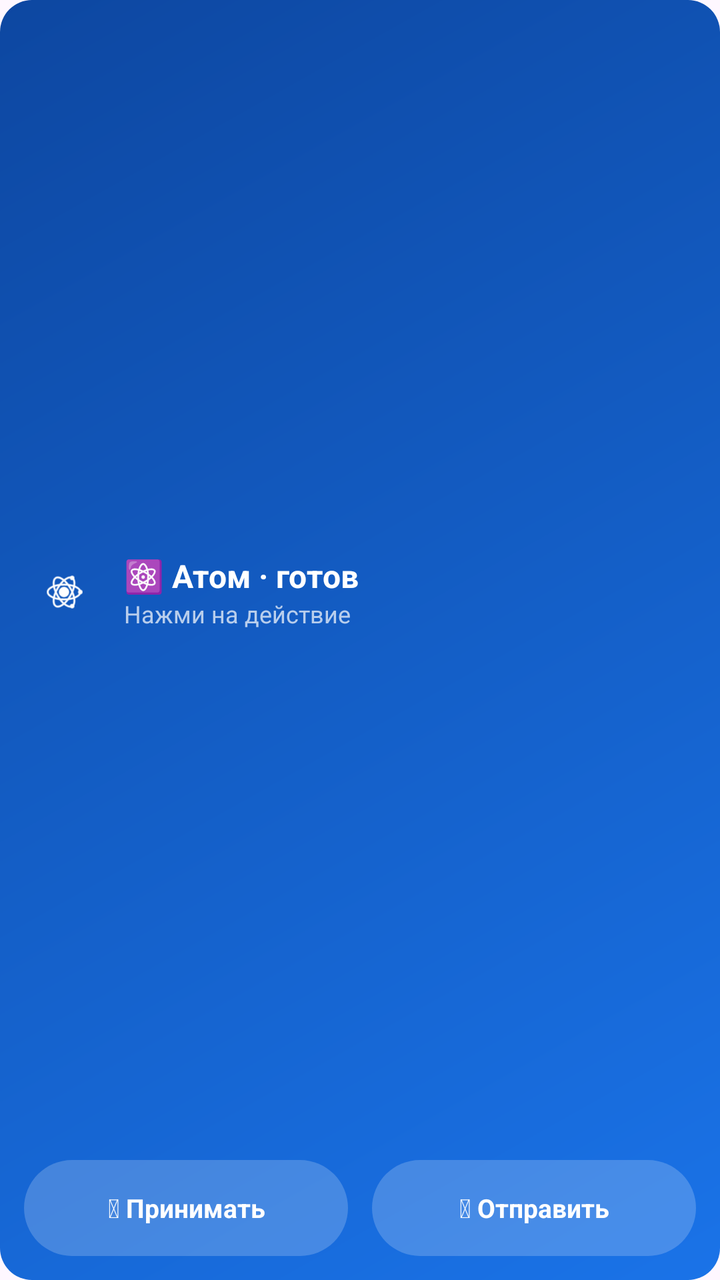
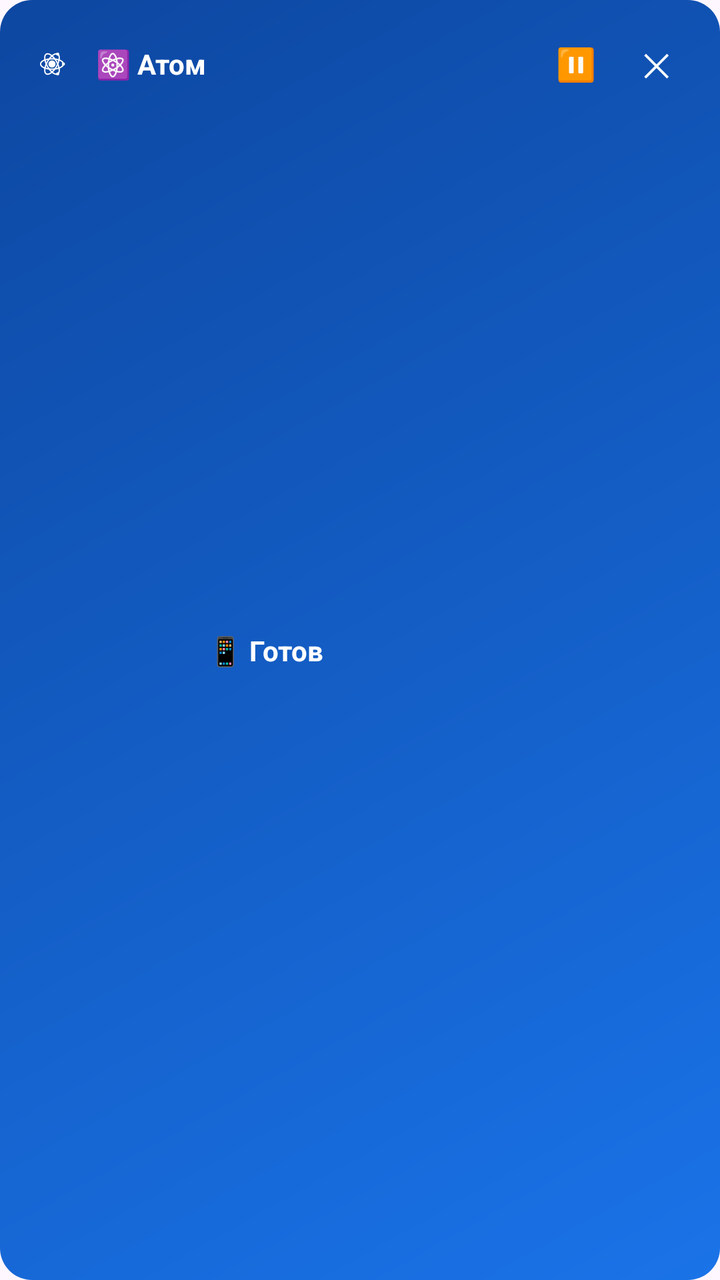

An Android layout rendered at two revisions. The XML below is the earlier revision; the diff shows what the commit changed to produce the second picture.
<!-- AndroidManifest.xml: application theme Theme.Atom.Main -->
<!-- res/layout/widget_atom.xml -->
<?xml version="1.0" encoding="utf-8"?>
<LinearLayout xmlns:android="http://schemas.android.com/apk/res/android"
    android:id="@+id/widget_root"
    android:layout_width="match_parent"
    android:layout_height="match_parent"
    android:orientation="vertical"
    android:padding="12dp"
    android:background="@drawable/widget_bg">

    <LinearLayout
        android:id="@+id/top_row"
        android:layout_width="match_parent"
        android:layout_height="0dp"
        android:layout_weight="1"
        android:orientation="horizontal"
        android:gravity="center_vertical">

        <ImageView
            android:id="@+id/icon_atom"
            android:layout_width="40dp"
            android:layout_height="40dp"
            android:src="@drawable/ic_launcher_foreground"
            android:contentDescription="Atom" />

        <LinearLayout
            android:layout_width="0dp"
            android:layout_height="wrap_content"
            android:layout_weight="1"
            android:layout_marginStart="10dp"
            android:orientation="vertical">

            <TextView
                android:id="@+id/title"
                android:layout_width="match_parent"
                android:layout_height="wrap_content"
                android:text="&#x269B;&#xFE0F; Атом · готов"
                android:textColor="#FFFFFF"
                android:textSize="16sp"
                android:textStyle="bold"
                android:maxLines="1"
                android:ellipsize="end" />

            <TextView
                android:id="@+id/subtitle"
                android:layout_width="match_parent"
                android:layout_height="wrap_content"
                android:text="Нажми на действие"
                android:textColor="#B3FFFFFF"
                android:textSize="12sp"
                android:maxLines="1"
                android:ellipsize="end" />
        </LinearLayout>
    </LinearLayout>

    <ProgressBar
        android:id="@+id/progress"
        style="?android:attr/progressBarStyleHorizontal"
        android:layout_width="match_parent"
        android:layout_height="12dp"
        android:layout_marginTop="4dp"
        android:layout_marginBottom="4dp"
        android:max="100"
        android:progress="0"
        android:progressTint="#FFFFFF"
        android:progressBackgroundTint="#33FFFFFF"
        android:visibility="gone" />

    <LinearLayout
        android:layout_width="match_parent"
        android:layout_height="wrap_content"
        android:orientation="horizontal">

        <TextView
            android:id="@+id/btn_primary"
            android:layout_width="0dp"
            android:layout_height="48dp"
            android:layout_weight="1"
            android:layout_marginEnd="6dp"
            android:background="@drawable/widget_btn_bg"
            android:text="&#x1F4E5; Принимать"
            android:textColor="#FFFFFF"
            android:textSize="13sp"
            android:textStyle="bold"
            android:gravity="center"
            android:maxLines="1"
            android:ellipsize="end" />

        <TextView
            android:id="@+id/btn_secondary"
            android:layout_width="0dp"
            android:layout_height="48dp"
            android:layout_weight="1"
            android:layout_marginStart="6dp"
            android:background="@drawable/widget_btn_bg"
            android:text="&#x1F4E4; Отправить"
            android:textColor="#FFFFFF"
            android:textSize="13sp"
            android:textStyle="bold"
            android:gravity="center"
            android:maxLines="1"
            android:ellipsize="end" />
    </LinearLayout>
</LinearLayout>
<!-- resources referenced by this layout -->
<resources>
  <!-- drawable ic_launcher_foreground (drawable) -->
  <vector xmlns:android="http://schemas.android.com/apk/res/android"
      android:width="108dp" android:height="108dp"
      android:viewportWidth="108" android:viewportHeight="108">
  
      <path android:fillColor="#FFFFFF"
          android:pathData="M54,54 m-7,0 a7,7 0 1,0 14,0 a7,7 0 1,0 -14,0"/>
  
      <group android:pivotX="54" android:pivotY="54" android:rotation="0">
          <path android:strokeColor="#FFFFFF" android:strokeWidth="2.5"
              android:fillColor="@android:color/transparent"
              android:pathData="M54,54 m-22,0 a22,10 0 1,0 44,0 a22,10 0 1,0 -44,0"/>
      </group>
      <group android:pivotX="54" android:pivotY="54" android:rotation="60">
          <path android:strokeColor="#FFFFFF" android:strokeWidth="2.5"
              android:fillColor="@android:color/transparent"
              android:pathData="M54,54 m-22,0 a22,10 0 1,0 44,0 a22,10 0 1,0 -44,0"/>
      </group>
      <group android:pivotX="54" android:pivotY="54" android:rotation="-60">
          <path android:strokeColor="#FFFFFF" android:strokeWidth="2.5"
              android:fillColor="@android:color/transparent"
              android:pathData="M54,54 m-22,0 a22,10 0 1,0 44,0 a22,10 0 1,0 -44,0"/>
      </group>
  
      <path android:fillColor="#FFFFFF"
          android:pathData="M76,54 m-3,0 a3,3 0 1,0 6,0 a3,3 0 1,0 -6,0"/>
      <path android:fillColor="#FFFFFF"
          android:pathData="M65,73 m-3,0 a3,3 0 1,0 6,0 a3,3 0 1,0 -6,0"/>
      <path android:fillColor="#FFFFFF"
          android:pathData="M65,35 m-3,0 a3,3 0 1,0 6,0 a3,3 0 1,0 -6,0"/>
  </vector>
  <!-- drawable widget_bg (drawable) -->
  <?xml version="1.0" encoding="utf-8"?>
  <shape xmlns:android="http://schemas.android.com/apk/res/android" android:shape="rectangle">
      <gradient android:startColor="#1A73E8" android:endColor="#0D47A1" android:angle="135" />
      <corners android:radius="16dp" />
  </shape>
  <!-- drawable widget_btn_bg (drawable) -->
  <?xml version="1.0" encoding="utf-8"?>
  <shape xmlns:android="http://schemas.android.com/apk/res/android" android:shape="rectangle">
      <solid android:color="#33FFFFFF" />
      <corners android:radius="24dp" />
  </shape>
  <style name="Theme.Atom.Main" parent="Theme.Material3.DayNight.NoActionBar">
          <item name="android:statusBarColor">?attr/colorSurface</item>
          <item name="android:windowLightStatusBar" tools:targetApi="m">true</item>
      </style>
</resources>

<!-- the commit's change to res/layout/widget_atom.xml (unified diff, before → after) -->
@@ -10,43 +10,99 @@
     <LinearLayout
         android:id="@+id/top_row"
         android:layout_width="match_parent"
-        android:layout_height="0dp"
-        android:layout_weight="1"
+        android:layout_height="wrap_content"
         android:orientation="horizontal"
         android:gravity="center_vertical">
 
         <ImageView
-            android:id="@+id/icon_atom"
+            android:layout_width="28dp"
+            android:layout_height="28dp"
+            android:src="@drawable/ic_launcher_foreground"
+            android:contentDescription="Atom" />
+
+        <TextView
+            android:id="@+id/title"
+            android:layout_width="0dp"
+            android:layout_height="wrap_content"
+            android:layout_weight="1"
+            android:layout_marginStart="8dp"
+            android:text="⚛️ Атом"
+            android:textColor="#FFFFFF"
+            android:textSize="14sp"
+            android:textStyle="bold"
+            android:maxLines="1"
+            android:ellipsize="end" />
+
+        <TextView
+            android:id="@+id/btn_primary"
             android:layout_width="40dp"
             android:layout_height="40dp"
-            android:src="@drawable/ic_launcher_foreground"
-            android:contentDescription="Atom" />
+            android:gravity="center"
+            android:text="⏸"
+            android:textColor="#FFFFFF"
+            android:textSize="16sp" />
+
+        <TextView
+            android:id="@+id/btn_secondary"
+            android:layout_width="40dp"
+            android:layout_height="40dp"
+            android:gravity="center"
+            android:text="✕"
+            android:textColor="#FFFFFF"
+            android:textSize="16sp" />
+    </LinearLayout>
+
+    <LinearLayout
+        android:layout_width="match_parent"
+        android:layout_height="0dp"
+        android:layout_weight="1"
+        android:layout_marginTop="6dp"
+        android:orientation="horizontal"
+        android:gravity="center_vertical">
+
+        <ImageView
+            android:id="@+id/ring"
+            android:layout_width="80dp"
+            android:layout_height="80dp"
+            android:contentDescription="Ring" />
 
         <LinearLayout
             android:layout_width="0dp"
             android:layout_height="wrap_content"
             android:layout_weight="1"
-            android:layout_marginStart="10dp"
+            android:layout_marginStart="12dp"
             android:orientation="vertical">
 
             <TextView
-                android:id="@+id/title"
+                android:id="@+id/subtitle"
                 android:layout_width="match_parent"
                 android:layout_height="wrap_content"
-                android:text="&#x269B;&#xFE0F; Атом · готов"
+                android:text="📱 Готов"
                 android:textColor="#FFFFFF"
-                android:textSize="16sp"
+                android:textSize="14sp"
                 android:textStyle="bold"
                 android:maxLines="1"
                 android:ellipsize="end" />
 
             <TextView
-                android:id="@+id/subtitle"
+                android:id="@+id/file_name"
                 android:layout_width="match_parent"
                 android:layout_height="wrap_content"
-                android:text="Нажми на действие"
+                android:layout_marginTop="2dp"
+                android:text=""
                 android:textColor="#B3FFFFFF"
-                android:textSize="12sp"
+                android:textSize="11sp"
+                android:maxLines="1"
+                android:ellipsize="end" />
+
+            <TextView
+                android:id="@+id/metrics"
+                android:layout_width="match_parent"
+                android:layout_height="wrap_content"
+                android:layout_marginTop="4dp"
+                android:text=""
+                android:textColor="#B3FFFFFF"
+                android:textSize="11sp"
                 android:maxLines="1"
                 android:ellipsize="end" />
         </LinearLayout>
@@ -56,48 +112,11 @@
         android:id="@+id/progress"
         style="?android:attr/progressBarStyleHorizontal"
         android:layout_width="match_parent"
-        android:layout_height="12dp"
-        android:layout_marginTop="4dp"
-        android:layout_marginBottom="4dp"
+        android:layout_height="4dp"
+        android:layout_marginTop="6dp"
         android:max="100"
         android:progress="0"
         android:progressTint="#FFFFFF"
         android:progressBackgroundTint="#33FFFFFF"
         android:visibility="gone" />
-
-    <LinearLayout
-        android:layout_width="match_parent"
-        android:layout_height="wrap_content"
-        android:orientation="horizontal">
-
-        <TextView
-            android:id="@+id/btn_primary"
-            android:layout_width="0dp"
-            android:layout_height="48dp"
-            android:layout_weight="1"
-            android:layout_marginEnd="6dp"
-            android:background="@drawable/widget_btn_bg"
-            android:text="&#x1F4E5; Принимать"
-            android:textColor="#FFFFFF"
-            android:textSize="13sp"
-            android:textStyle="bold"
-            android:gravity="center"
-            android:maxLines="1"
-            android:ellipsize="end" />
-
-        <TextView
-            android:id="@+id/btn_secondary"
-            android:layout_width="0dp"
-            android:layout_height="48dp"
-            android:layout_weight="1"
-            android:layout_marginStart="6dp"
-            android:background="@drawable/widget_btn_bg"
-            android:text="&#x1F4E4; Отправить"
-            android:textColor="#FFFFFF"
-            android:textSize="13sp"
-            android:textStyle="bold"
-            android:gravity="center"
-            android:maxLines="1"
-            android:ellipsize="end" />
-    </LinearLayout>
 </LinearLayout>
<!-- resource entries referenced after the edit -->
@@ -37,12 +37,6 @@
       <gradient android:startColor="#1A73E8" android:endColor="#0D47A1" android:angle="135" />
       <corners android:radius="16dp" />
   </shape>
-  <!-- drawable widget_btn_bg (drawable) -->
-  <?xml version="1.0" encoding="utf-8"?>
-  <shape xmlns:android="http://schemas.android.com/apk/res/android" android:shape="rectangle">
-      <solid android:color="#33FFFFFF" />
-      <corners android:radius="24dp" />
-  </shape>
   <style name="Theme.Atom.Main" parent="Theme.Material3.DayNight.NoActionBar">
           <item name="android:statusBarColor">?attr/colorSurface</item>
           <item name="android:windowLightStatusBar" tools:targetApi="m">true</item>
